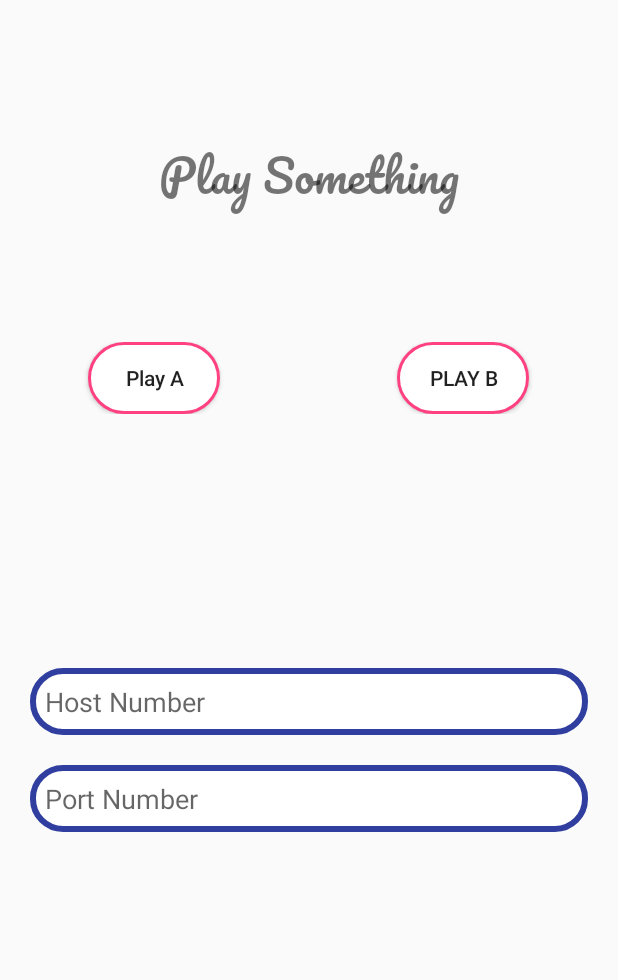
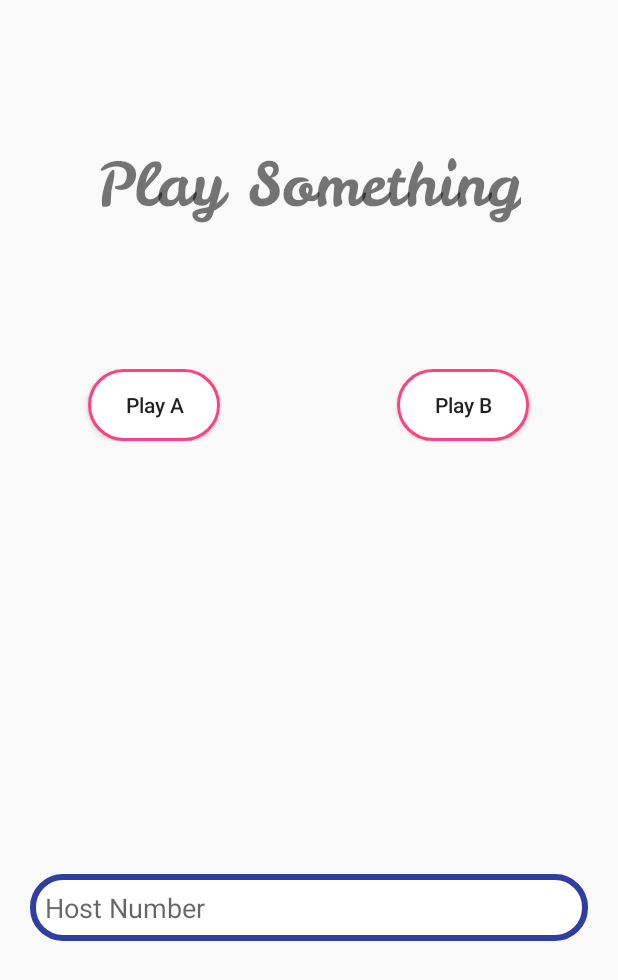
Before and after one commit to mhandria/intelligent-home-audio, an Android app: the HomePage screen opened directly, with no data from a screen before it, after a tap on "Play A", on a phone screen of 412 x 824 dp. Shown: the top 980 px of the screen. Run offline under Robolectric (Android 15) with nearby library versions, the light colour scheme and no system bars.

Commit message:
added an icon to the app and refactored the code

```diff
--- a/IHA Android Application/IHAapplication v0.2.0/app/build.gradle
+++ b/IHA Android Application/IHAapplication v0.2.0/app/build.gradle
@@ -7,7 +7,7 @@ android {
         minSdkVersion 23
         targetSdkVersion 26
         versionCode 1
-        versionName "1.0"
+        versionName "0.2"
         testInstrumentationRunner "android.support.test.runner.AndroidJUnitRunner"
     }
     buildTypes {
--- a/IHA Android Application/IHAapplication v0.2.0/app/src/main/AndroidManifest.xml
+++ b/IHA Android Application/IHAapplication v0.2.0/app/src/main/AndroidManifest.xml
@@ -5,7 +5,7 @@
     <uses-permission android:name="android.permission.INTERNET"/>
     <application
         android:allowBackup="true"
-        android:icon="@mipmap/ic_launcher"
+        android:icon="@drawable/logo"
         android:label="@string/app_name"
         android:roundIcon="@mipmap/ic_launcher_round"
         android:supportsRtl="true"
--- a/IHA Android Application/IHAapplication v0.2.0/app/src/main/java/handria/com/iha_application/HomePage.java
+++ b/IHA Android Application/IHAapplication v0.2.0/app/src/main/java/handria/com/iha_application/HomePage.java
@@ -10,7 +10,8 @@ import android.widget.Toast;
 public class HomePage extends AppCompatActivity implements onComplete{
 
     String hostname;
-    String portnumber;
+    String port = "14123";
+
     @Override
     protected void onCreate(Bundle savedInstanceState) {
         super.onCreate(savedInstanceState);
@@ -32,18 +33,17 @@ public class HomePage extends AppCompatActivity implements onComplete{
     public void playB(View view) {
         updateHostPort();
         SocketConnection _connection = new SocketConnection(this);
-        _connection.executeOnExecutor(AsyncTask.THREAD_POOL_EXECUTOR, hostname, portnumber, "play a");
+        _connection.executeOnExecutor(AsyncTask.THREAD_POOL_EXECUTOR, hostname, port, "play b");
 
     }
 
     public void playA(View view){
         updateHostPort();
         SocketConnection _connection = new SocketConnection(this);
-        _connection.executeOnExecutor(AsyncTask.THREAD_POOL_EXECUTOR, hostname, portnumber, "play b");
+        _connection.executeOnExecutor(AsyncTask.THREAD_POOL_EXECUTOR, hostname, port, "play a");
     }
 
     public void updateHostPort(){
         hostname = ((EditText)findViewById(R.id.hostname)).getText().toString();
-        portnumber = ((EditText)findViewById(R.id.portnumber)).getText().toString();
     }
 }
--- a/IHA Android Application/IHAapplication v0.2.0/app/src/main/java/handria/com/iha_application/SocketConnection.java
+++ b/IHA Android Application/IHAapplication v0.2.0/app/src/main/java/handria/com/iha_application/SocketConnection.java
@@ -31,8 +31,10 @@ public class SocketConnection extends AsyncTask<String, Void, String> {
             BufferedReader buffRead = new BufferedReader(new InputStreamReader(_socket.getInputStream()));
             PrintWriter out = new PrintWriter(_socket.getOutputStream(), true);
             out.println(msg);
+            while(!buffRead.ready());
+            String response = buffRead.readLine();
             _socket.close();
-            return "success";
+            return response;
         }catch(IndexOutOfBoundsException iob){
 
             Log.e("CONNECTION", "not enough params...");
--- a/IHA Android Application/IHAapplication v0.2.0/app/src/main/res/layout/activity_home_page.xml
+++ b/IHA Android Application/IHAapplication v0.2.0/app/src/main/res/layout/activity_home_page.xml
@@ -17,8 +17,8 @@
             android:text="Play Something"
             android:layout_weight="1"
             android:gravity="center_vertical"
-            android:textSize="30dp"
-            android:fontFamily="@font/pc"/>
+            android:textSize="40dp"
+            android:fontFamily="@font/lecker"/>
 
         <LinearLayout
             android:layout_weight="1"
@@ -47,6 +47,7 @@
                     android:layout_height="wrap_content"
                     android:background="@drawable/button"
                     android:text="Play B"
+                    android:textAllCaps="false"
                     android:onClick="playB"/>
             </RelativeLayout>
 
@@ -56,6 +57,7 @@
             android:layout_height="wrap_content"
             android:layout_weight="1"
             android:orientation="vertical"
+            android:gravity="center_vertical"
             android:layout_marginBottom="100dp">
             <EditText
                 android:id="@+id/hostname"
@@ -65,15 +67,6 @@
                 android:padding="10dp"
                 android:layout_marginHorizontal="20dp"
                 android:background="@drawable/container_rounded" />
-            <EditText
-                android:id="@+id/portnumber"
-                android:layout_marginTop="20dp"
-                android:padding="10dp"
-                android:layout_width="match_parent"
-                android:layout_height="wrap_content"
-                android:hint="Port Number"
-                android:layout_marginHorizontal="20dp"
-                android:background="@drawable/container_rounded" />
         </LinearLayout>
 
 
```
Also changed, not shown: IHA Android Application/IHAapplication v0.2.0/app/src/main/res/layout/activity_landing_page.xml (+4 -4 lines), IHA Android Application/IHAapplication v0.2.0/app/src/main/res/layout/activity_sign_in.xml (+4 -4 lines), IHA Android Application/IHAapplication v0.2.0/app/src/main/res/drawable-v24/logo.jpg (added), IHA Android Application/IHAapplication v0.2.0/app/src/main/res/font/lecker.ttf (added), 2 other files.
